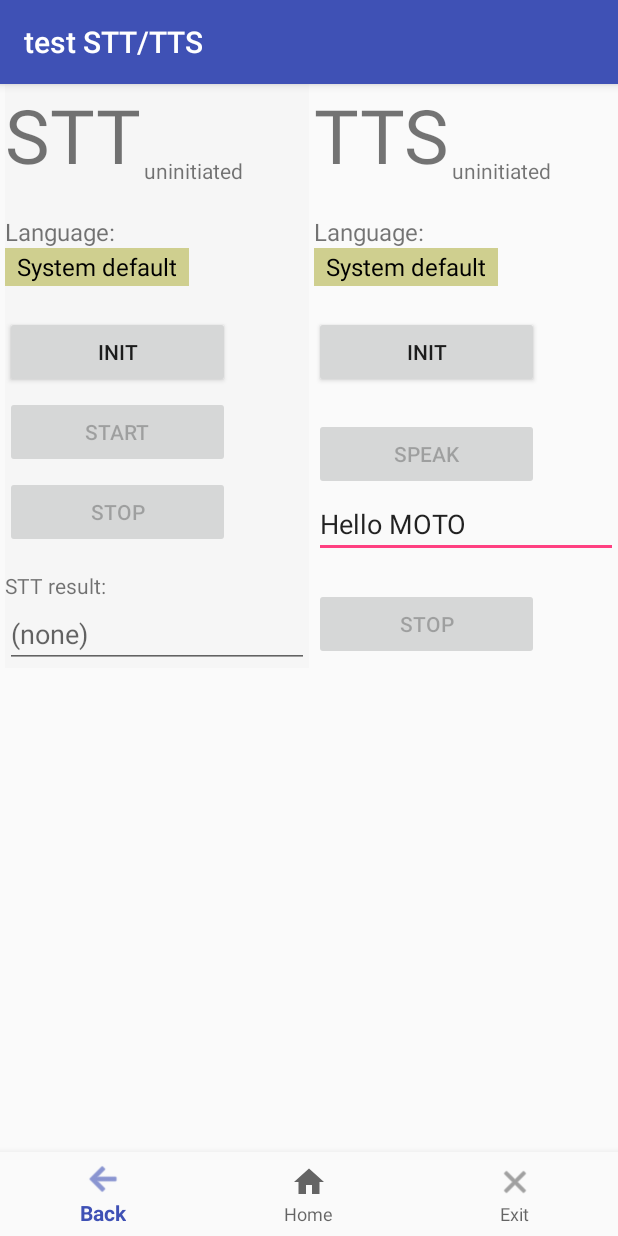
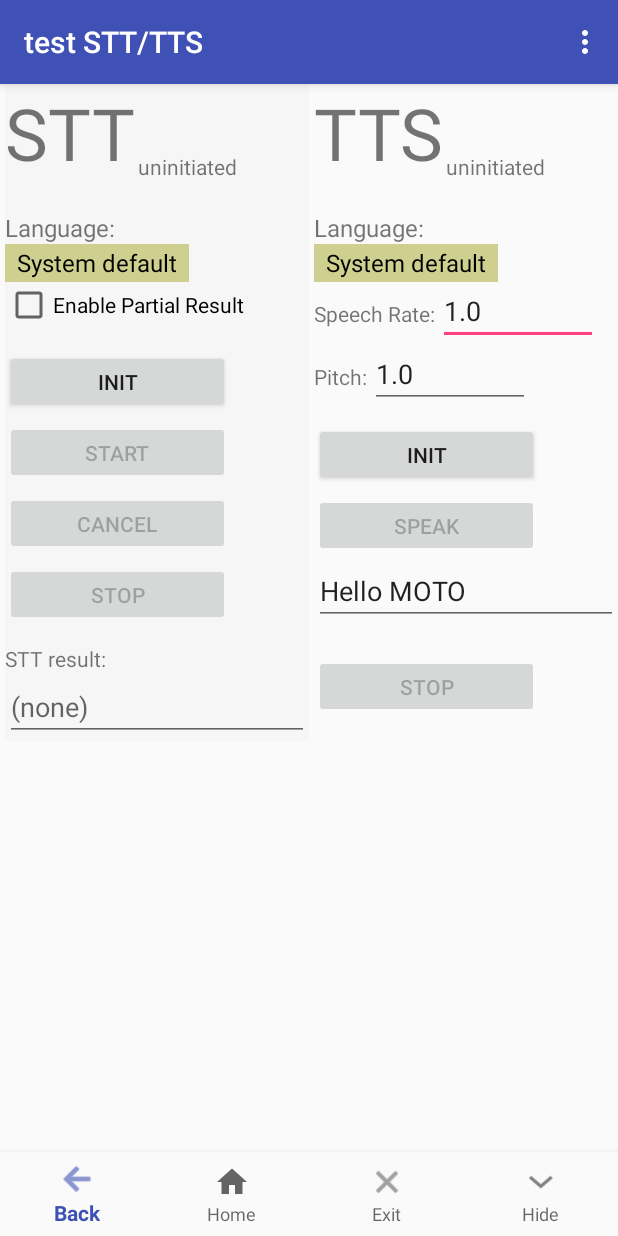
Before and after one commit to Chester13/testSTTTTS, an Android app: the screen it shows after launch (MainActivity), on a phone screen of 412 x 824 dp. Run offline under Robolectric (Android 15) with nearby library versions, the phone set to English and light mode, and no system bars.

Commit message:
1. Support STT partial result on/off 2. Support TTS changing speech rate and pitch 3. Add "Hide" button to hide our navigation bar 4. Auto hide our navigation bar if native    navigation bar is shown 5. Add "Exit" in menu option 6. Support ScrollView now 7. Resize buttons and some labels 8. Add "Cancel" button for STT

```diff
--- a/app/src/main/res/layout/activity_main.xml
+++ b/app/src/main/res/layout/activity_main.xml
@@ -7,9 +7,14 @@
     android:layout_height="match_parent"
     tools:context=".MainActivity">
 
+    <ScrollView
+        android:layout_width="match_parent"
+        android:layout_height="match_parent">
+
     <LinearLayout
+        android:baselineAligned="false"
         android:layout_width="match_parent"
-        android:layout_height="match_parent"
+        android:layout_height="wrap_content"
         android:orientation="horizontal">
 
         <!-- STT views Begin -->
@@ -28,7 +33,7 @@
                 <TextView
                     android:layout_width="match_parent"
                     android:layout_height="match_parent"
-                    android:textSize="50sp"
+                    android:textSize="48sp"
                     android:text="@string/stt"/>
                 <TextView
                     android:id="@+id/stt_status"
@@ -53,10 +58,17 @@
                 android:layout_height="25dp"
                 android:background="#CFCF8F"/>
 
+            <CheckBox
+                android:id="@+id/checkbox_enable_partial"
+                android:layout_width="wrap_content"
+                android:layout_height="20dp"
+                android:layout_marginTop="5dp"
+                android:text="@string/enable_partial_result" />
+
             <Button
                 android:id="@+id/button_stt_init"
                 android:layout_width="150dp"
-                android:layout_height="match_parent"
+                android:layout_height="42dp"
                 android:layout_marginTop="20dp"
                 android:enabled="true"
                 android:onClick="onButtonClick"
@@ -65,16 +77,25 @@
             <Button
                 android:id="@+id/button_stt_start"
                 android:layout_width="150dp"
-                android:layout_height="match_parent"
+                android:layout_height="42dp"
                 android:layout_marginTop="5dp"
                 android:enabled="false"
                 android:onClick="onButtonClick"
                 android:text="@string/start"/>
 
             <Button
+                android:id="@+id/button_stt_cancel"
+                android:layout_width="150dp"
+                android:layout_height="42dp"
+                android:layout_marginTop="5dp"
+                android:enabled="false"
+                android:onClick="onButtonClick"
+                android:text="@string/cancel"/>
+
+            <Button
                 android:id="@+id/button_stt_stop"
                 android:layout_width="150dp"
-                android:layout_height="match_parent"
+                android:layout_height="42dp"
                 android:layout_marginTop="5dp"
                 android:enabled="false"
                 android:onClick="onButtonClick"
@@ -83,7 +104,7 @@
             <TextView
                 android:layout_width="match_parent"
                 android:layout_height="match_parent"
-                android:layout_marginTop="15dp"
+                android:layout_marginTop="12dp"
                 android:text="@string/stt_result_colon"/>
 
             <EditText
@@ -114,7 +135,7 @@
                 <TextView
                     android:layout_width="match_parent"
                     android:layout_height="match_parent"
-                    android:textSize="50sp"
+                    android:textSize="48sp"
                     android:text="@string/tts"/>
                 <TextView
                     android:id="@+id/tts_status"
@@ -139,11 +160,53 @@
                 android:layout_height="25dp"
                 android:background="#CFCF8F"/>
 
+            <LinearLayout
+                android:layout_width="wrap_content"
+                android:layout_height="42dp"
+                android:orientation="horizontal">
+                <TextView
+                    android:layout_width="match_parent"
+                    android:layout_height="match_parent"
+                    android:layout_gravity="center_vertical"
+                    android:gravity="center_vertical"
+                    android:text="@string/speech_rate"/>
+                <EditText
+                    android:id="@+id/speech_rate_value"
+                    android:layout_width="match_parent"
+                    android:layout_height="match_parent"
+                    android:layout_marginStart="2dp"
+                    android:ems="5"
+                    android:inputType="numberDecimal"
+                    android:text="@string/num_1.0"
+                    />
+            </LinearLayout>
+
+            <LinearLayout
+                android:layout_width="wrap_content"
+                android:layout_height="42dp"
+                android:orientation="horizontal">
+                <TextView
+                    android:layout_width="match_parent"
+                    android:layout_height="match_parent"
+                    android:layout_gravity="center_vertical"
+                    android:gravity="center_vertical"
+                    android:text="@string/pitch"/>
+                <EditText
+                    android:id="@+id/pitch_value"
+                    android:layout_width="match_parent"
+                    android:layout_height="match_parent"
+                    android:layout_marginStart="2dp"
+                    android:ems="5"
+                    android:inputType="numberDecimal"
+                    android:text="@string/num_1.0"
+                    />
+            </LinearLayout>
+
             <Button
                 android:id="@+id/button_tts_init"
                 android:layout_width="150dp"
-                android:layout_height="match_parent"
-                android:layout_marginTop="20dp"
+                android:layout_height="42dp"
+                android:layout_marginTop="10dp"
                 android:enabled="true"
                 android:onClick="onButtonClick"
                 android:text="@string/init"/>
@@ -151,8 +214,8 @@
             <Button
                 android:id="@+id/button_tts_speak"
                 android:layout_width="150dp"
-                android:layout_height="match_parent"
-                android:layout_marginTop="20dp"
+                android:layout_height="42dp"
+                android:layout_marginTop="5dp"
                 android:enabled="false"
                 android:onClick="onButtonClick"
                 android:text="@string/speak"/>
@@ -169,7 +232,7 @@
             <Button
                 android:id="@+id/button_tts_stop"
                 android:layout_width="150dp"
-                android:layout_height="match_parent"
+                android:layout_height="42dp"
                 android:layout_marginTop="20dp"
                 android:enabled="false"
                 android:onClick="onButtonClick"
@@ -178,6 +241,7 @@
         <!-- TTS views End -->
 
     </LinearLayout>
+    </ScrollView>
 
     <android.support.design.widget.BottomNavigationView
         android:id="@+id/navigation"
@@ -189,6 +253,7 @@
         app:layout_constraintBottom_toBottomOf="parent"
         app:layout_constraintLeft_toLeftOf="parent"
         app:layout_constraintRight_toRightOf="parent"
+        app:labelVisibilityMode="labeled"
         app:menu="@menu/navigation" />
 
 </android.support.constraint.ConstraintLayout>
--- a/app/src/main/res/menu/navigation.xml
+++ b/app/src/main/res/menu/navigation.xml
@@ -15,4 +15,8 @@
         android:icon="@drawable/ic_menu_exit"
         android:title="@string/title_exit" />
 
+    <item
+        android:id="@+id/navigation_hide"
+        android:icon="@drawable/ic_menu_hide"
+        android:title="@string/title_hide" />
 </menu>
--- a/app/src/main/res/values/strings.xml
+++ b/app/src/main/res/values/strings.xml
@@ -6,21 +6,28 @@
     <string name="uninitiated">uninitiated</string>
     <string name="initialed">initialed</string>
     <string name="listening">listening</string>
+    <string name="canceled">canceled</string>
     <string name="stopped">stopped</string>
     <string name="speaking">speaking</string>
 
     <string name="language_colon">Language:</string>
     <string name="system_default">System default</string>
+    <string name="enable_partial_result">Enable Partial Result</string>
+    <string name="speech_rate">Speech Rate:</string>
+    <string name="pitch">Pitch:</string>
+    <string name="num_1.0">1.0</string>
 
     <string name="hint_none">(none)</string>
     <string name="stt_result_colon">STT result:</string>
 
     <string name="init">Init</string>
     <string name="start">Start</string>
+    <string name="cancel">Cancel</string>
     <string name="stop">Stop</string>
     <string name="speak">Speak</string>
 
     <string name="title_back">Back</string>
     <string name="title_home">Home</string>
     <string name="title_exit">Exit</string>
+    <string name="title_hide">Hide</string>
 </resources>
```
Also changed, not shown: app/src/main/java/chess/teststttts/MainActivity.java (+76 -8 lines), app/src/main/res/drawable/ic_menu_hide.png (added), 1 other file.
